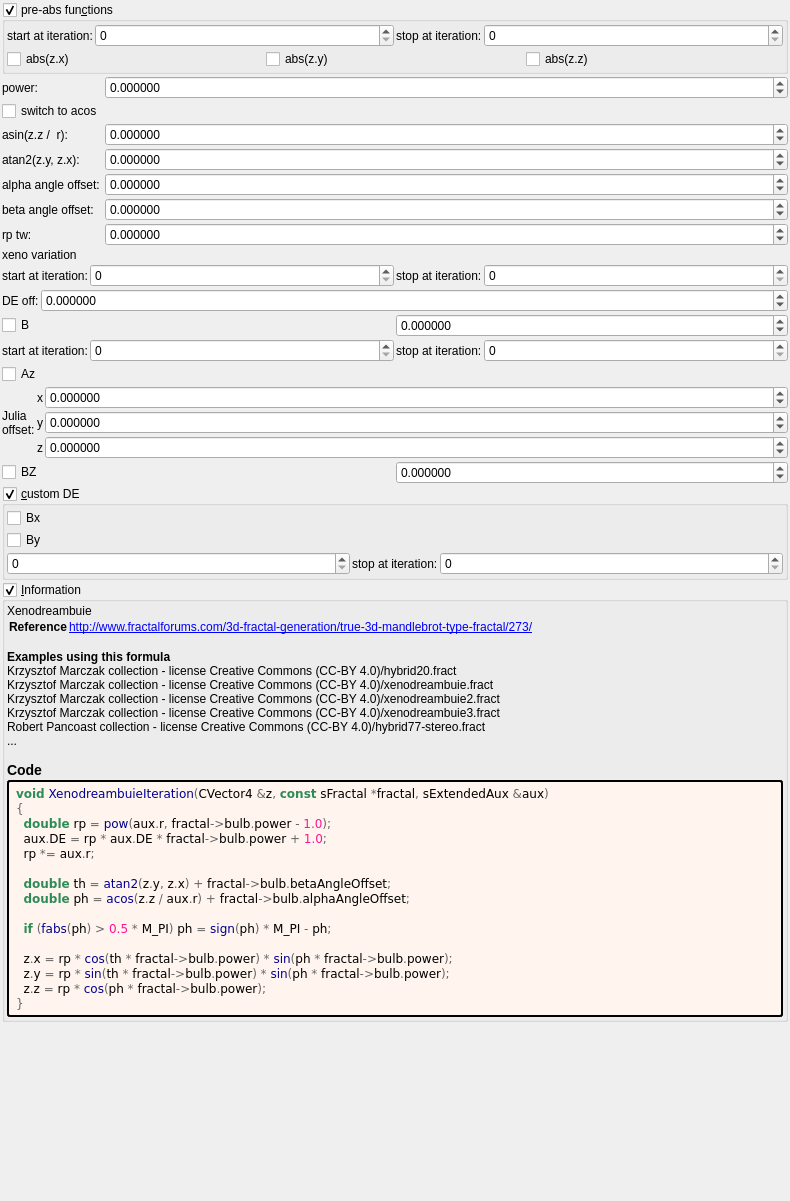
Before: the Qt Designer form mandelbulber2/formula/ui/xenodreambuie_v3.ui in buddhi1980/mandelbulber2, drawn with Qt 5.
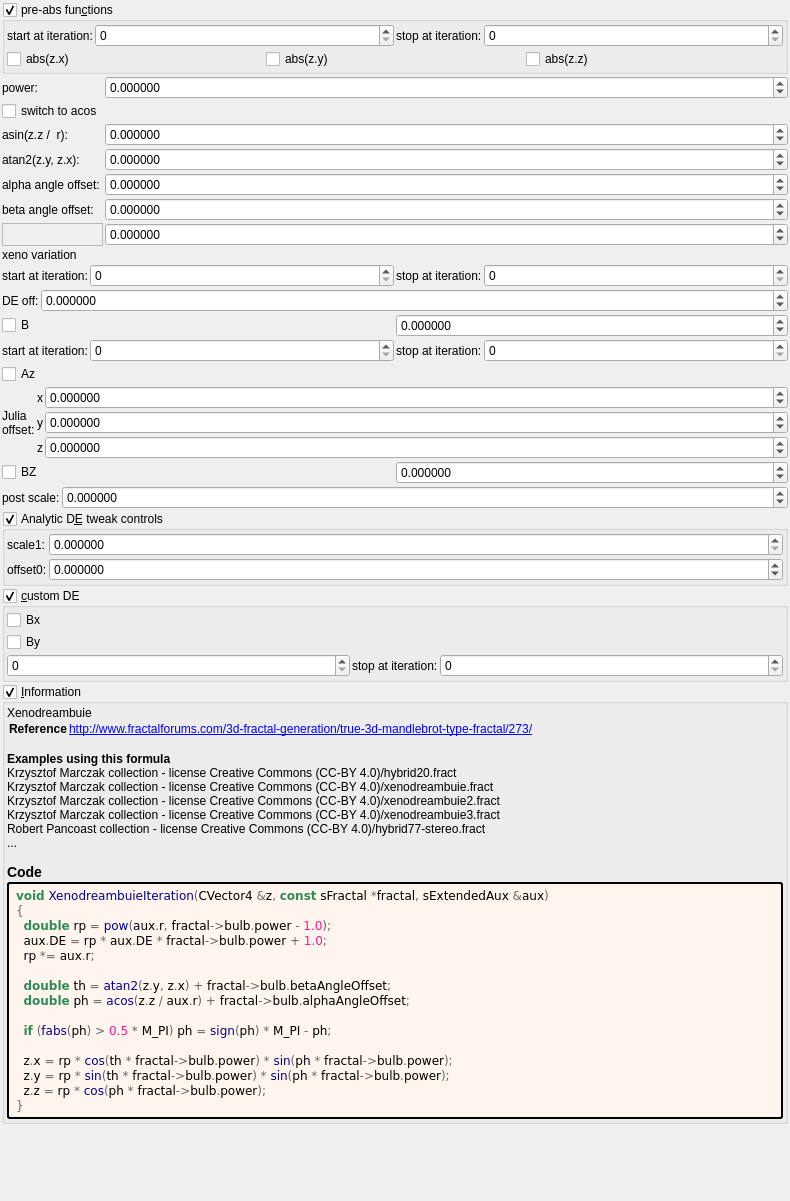
After: the same form once the commit is applied. Custom widgets are drawn as their Qt base class.

Diff of the .ui file:
```diff
--- a/mandelbulber2/formula/ui/xenodreambuie_v3.ui
+++ b/mandelbulber2/formula/ui/xenodreambuie_v3.ui
@@ -241,13 +241,6 @@
        </property>
       </widget>
      </item>
-     <item row="7" column="0">
-      <widget class="QLabel" name="label_13">
-       <property name="text">
-        <string>rp tw:</string>
-       </property>
-      </widget>
-     </item>
      <item row="5" column="0">
       <widget class="QLabel" name="label_8">
        <property name="text">
@@ -353,6 +346,16 @@
        </property>
       </widget>
      </item>
+     <item row="7" column="0">
+      <widget class="QFrame" name="frame">
+       <property name="frameShape">
+        <enum>QFrame::StyledPanel</enum>
+       </property>
+       <property name="frameShadow">
+        <enum>QFrame::Raised</enum>
+       </property>
+      </widget>
+     </item>
     </layout>
    </item>
    <item>
@@ -706,6 +709,149 @@
      </item>
     </layout>
    </item>
+   <item>
+    <layout class="QHBoxLayout" name="horizontalLayout_26" stretch="0,1">
+     <item>
+      <widget class="QLabel" name="label_101">
+       <property name="text">
+        <string>post scale:</string>
+       </property>
+      </widget>
+     </item>
+     <item>
+      <widget class="MyDoubleSpinBox" name="spinbox_transf_scaleC_1">
+       <property name="sizePolicy">
+        <sizepolicy hsizetype="Minimum" vsizetype="Maximum">
+         <horstretch>0</horstretch>
+         <verstretch>0</verstretch>
+        </sizepolicy>
+       </property>
+       <property name="prefix">
+        <string/>
+       </property>
+       <property name="suffix">
+        <string/>
+       </property>
+       <property name="decimals">
+        <number>6</number>
+       </property>
+       <property name="minimum">
+        <double>-99.989999999999995</double>
+       </property>
+       <property name="maximum">
+        <double>99.989999999999995</double>
+       </property>
+       <property name="singleStep">
+        <double>0.010000000000000</double>
+       </property>
+      </widget>
+     </item>
+    </layout>
+   </item>
+   <item>
+    <widget class="MyGroupBox" name="groupCheck_analyticDE_enabled_false">
+     <property name="title">
+      <string>Analytic D&amp;E tweak controls</string>
+     </property>
+     <property name="checkable">
+      <bool>true</bool>
+     </property>
+     <layout class="QVBoxLayout" name="verticalLayout_14" stretch="0">
+      <property name="spacing">
+       <number>2</number>
+      </property>
+      <property name="leftMargin">
+       <number>2</number>
+      </property>
+      <property name="topMargin">
+       <number>2</number>
+      </property>
+      <property name="rightMargin">
+       <number>2</number>
+      </property>
+      <property name="bottomMargin">
+       <number>2</number>
+      </property>
+      <item>
+       <layout class="QGridLayout" name="gridLayout_27" columnstretch="0,0,1">
+        <property name="spacing">
+         <number>2</number>
+        </property>
+        <item row="1" column="2">
+         <widget class="MyDoubleSpinBox" name="spinbox_analyticDE_offset_0">
+          <property name="sizePolicy">
+           <sizepolicy hsizetype="Minimum" vsizetype="Maximum">
+            <horstretch>0</horstretch>
+            <verstretch>0</verstretch>
+           </sizepolicy>
+          </property>
+          <property name="prefix">
+           <string/>
+          </property>
+          <property name="suffix">
+           <string/>
+          </property>
+          <property name="decimals">
+           <number>6</number>
+          </property>
+          <property name="minimum">
+           <double>-99.989999999999995</double>
+          </property>
+          <property name="maximum">
+           <double>99.989999999999995</double>
+          </property>
+          <property name="singleStep">
+           <double>0.100000000000000</double>
+          </property>
+         </widget>
+        </item>
+        <item row="0" column="2">
+         <widget class="MyDoubleSpinBox" name="spinbox_analyticDE_scale_1">
+          <property name="sizePolicy">
+           <sizepolicy hsizetype="Minimum" vsizetype="Maximum">
+            <horstretch>0</horstretch>
+            <verstretch>0</verstretch>
+           </sizepolicy>
+          </property>
+          <property name="prefix">
+           <string/>
+          </property>
+          <property name="suffix">
+           <string/>
+          </property>
+          <property name="decimals">
+           <number>6</number>
+          </property>
+          <property name="minimum">
+           <double>0.000000000000000</double>
+          </property>
+          <property name="maximum">
+           <double>99.989999999999995</double>
+          </property>
+          <property name="singleStep">
+           <double>0.100000000000000</double>
+          </property>
+         </widget>
+        </item>
+        <item row="0" column="0" colspan="2">
+         <widget class="QLabel" name="label_182">
+          <property name="text">
+           <string>scale1:</string>
+          </property>
+         </widget>
+        </item>
+        <item row="1" column="0" colspan="2">
+         <widget class="QLabel" name="label_177">
+          <property name="text">
+           <string>offset0:</string>
+          </property>
+         </widget>
+        </item>
+       </layout>
+      </item>
+     </layout>
+    </widget>
+   </item>
    <item>
     <widget class="MyGroupBox" name="groupCheck_transf_function_enabledC_false">
      <property name="title">
```
